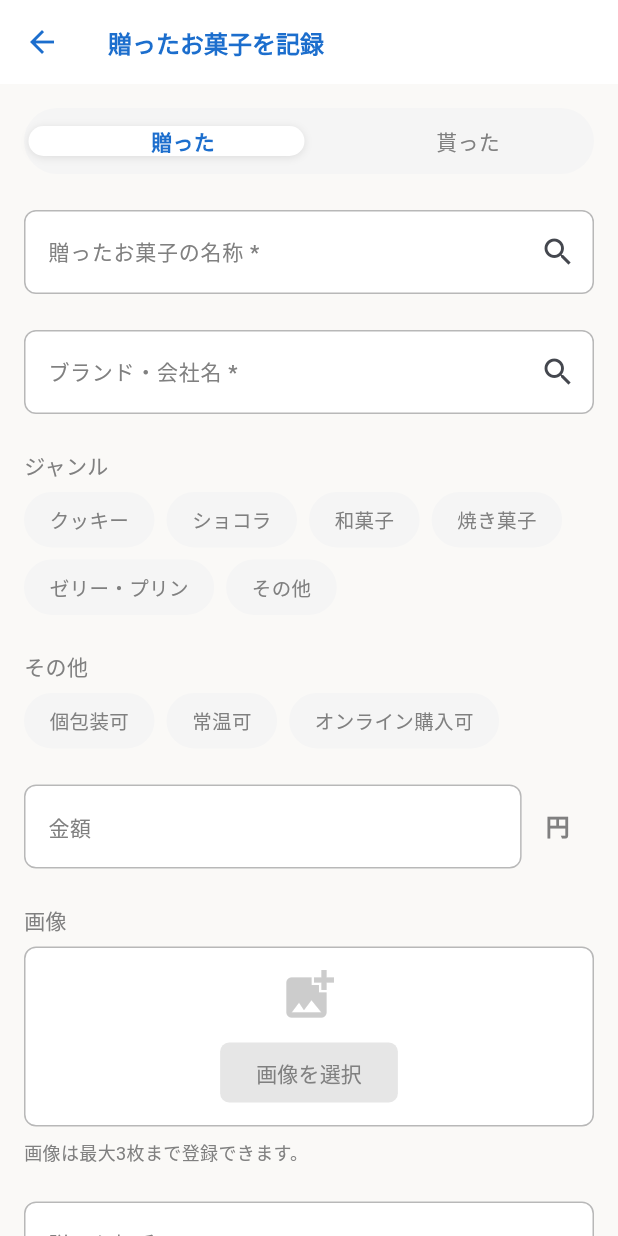
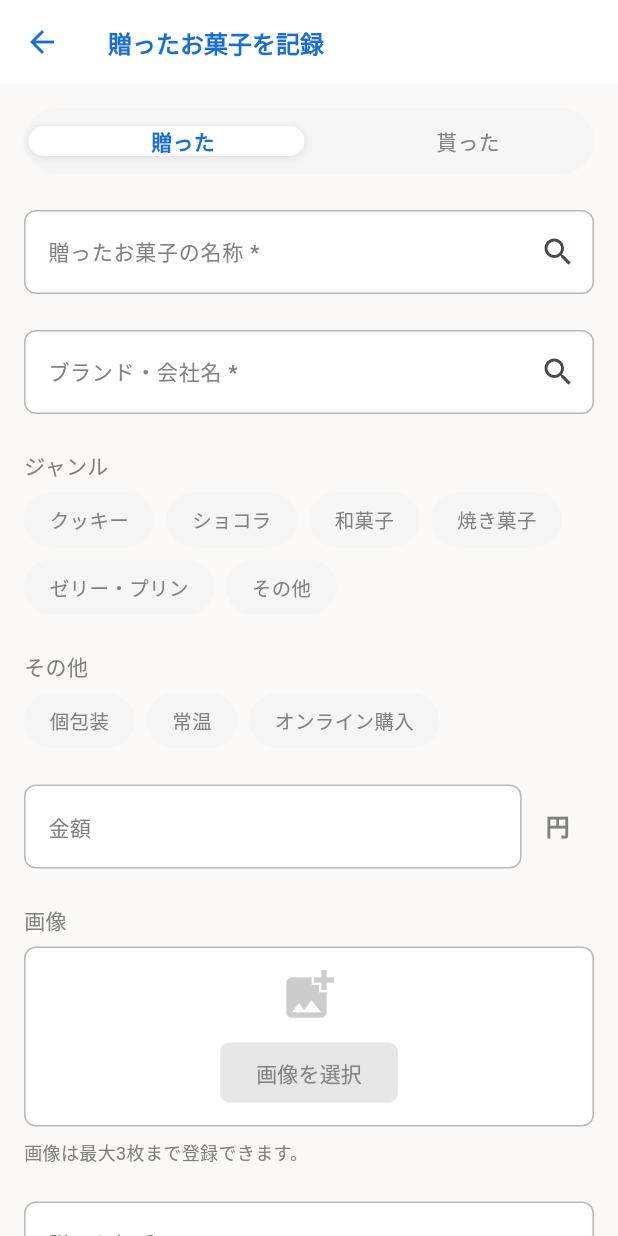
Before and after one commit to erablea/alamode_app, a Flutter app: the screen it shows after launch, item 3 of the bottom bar chosen, after a tap on the "add" icon, on a phone screen of 412 x 824 dp. Run offline on Flutter 3.47's test engine with Material 3 defaults, Android fonts, the phone set to English and light mode, and no system bars; our stand-ins replace cached_network_image, image_picker, shared_preferences, supabase_flutter, syncfusion_flutter_datepicker; accounts and stored records are empty; Roboto replaces fonts that are missing (ZenMaruGothic); project files that could hold a hidden picture were left out.

Commit message:
Fix condition labels in memo.dart to match home.dart

```diff
--- a/lib/view/memo.dart
+++ b/lib/view/memo.dart
@@ -163,7 +163,7 @@ class CommonWidgets {
     required Function(Set<String>) onSelectionChanged,
     bool multiSelect = false,
   }) {
-    const conditions = ['個包装可', '常温可', 'オンライン購入可'];
+    const conditions = ['個包装', '常温', 'オンライン購入'];
 
     return Column(
       crossAxisAlignment: CrossAxisAlignment.start,
```
